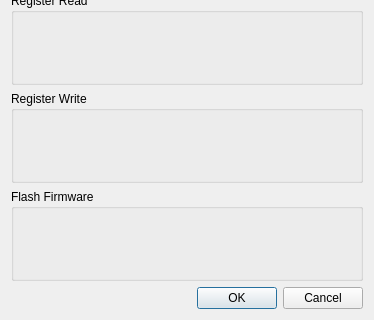
Old version of the form src/dialogs/batlabdebugdialog/batlabdebugdialog.ui in the repository Lexcelon/batlab-toolkit-gui; both pictures show x 0 to 374 and y 214 to 534 of the 374 by 534 pixel window.
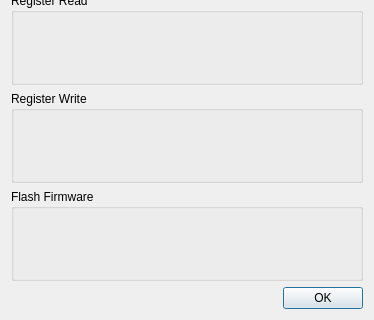
New version of the form.

Commit message: Removed the Cancel Button

Patch:
```diff
--- a/src/dialogs/batlabdebugdialog/batlabdebugdialog.ui
+++ b/src/dialogs/batlabdebugdialog/batlabdebugdialog.ui
@@ -70,7 +70,7 @@
       <enum>Qt::Horizontal</enum>
      </property>
      <property name="standardButtons">
-      <set>QDialogButtonBox::Cancel|QDialogButtonBox::Ok</set>
+      <set>QDialogButtonBox::Ok</set>
      </property>
     </widget>
    </item>
```
Left out of the diff: 16 changed lines with no effect on the pictures.
